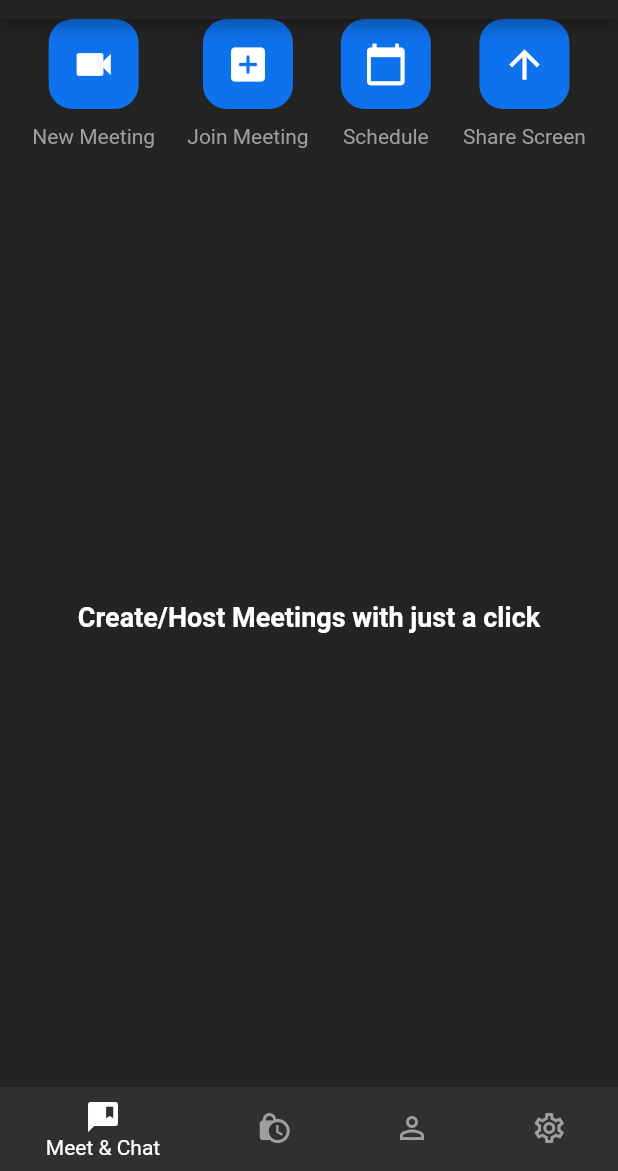
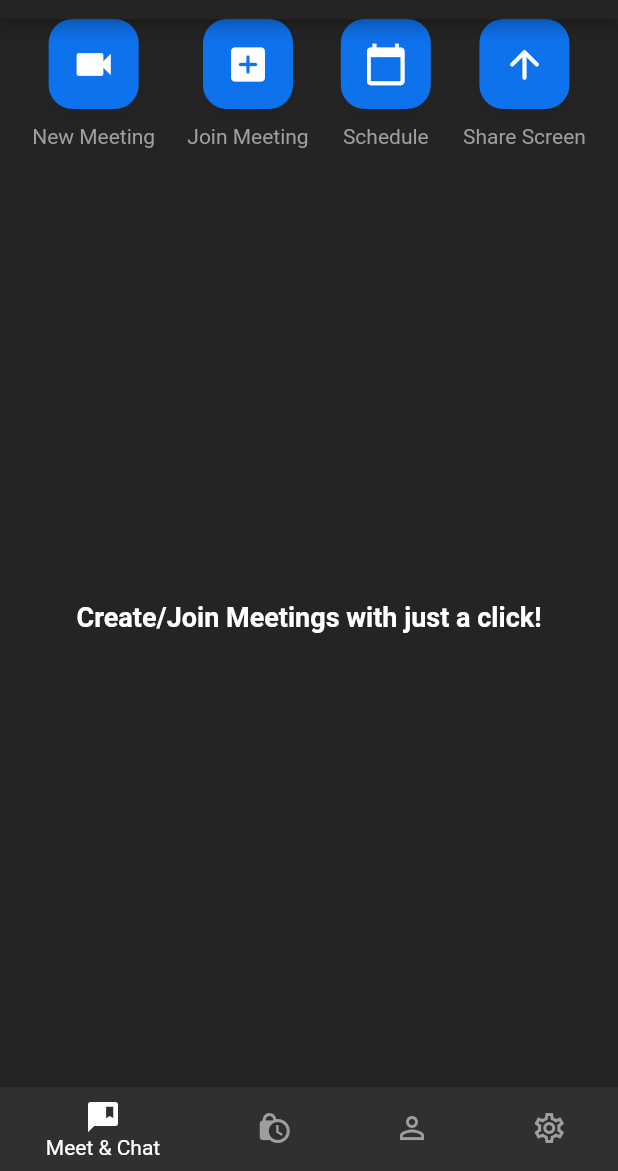
Before and after one commit to shamikaredkar/LiveBox-A-video-calling-app, a Flutter app: the screen it shows once a user with an empty profile is signed in, on a phone screen of 412 x 824 dp, the part 65-1236 px from its top. Run offline on Flutter 3.47's test engine with Material 2 defaults, Android fonts, the phone set to English and light mode, and no system bars; our stand-ins replace cloud_firestore, firebase_auth, firebase_core, google_sign_in; missing offline and left inert: jitsi_meet; accounts and stored records are empty.

Commit message:
Fixed some errors

```diff
--- a/lib/screens/meetings_screen.dart
+++ b/lib/screens/meetings_screen.dart
@@ -6,7 +6,6 @@ import '../resources/jitsi_meet_methods.dart';
 import '../widgets/home_meeting_button.dart';
 
 class MeetingScreen extends StatelessWidget {
-
   MeetingScreen({Key? key}) : super(key: key);
 
   final JitsiMeetMethods _jitsiMeetMethods = JitsiMeetMethods();
@@ -39,19 +38,28 @@ class MeetingScreen extends StatelessWidget {
               text: 'Join Meeting',
               icon: Icons.add_box_rounded,
             ),
-            HomeMeetingButton(onPressed: (){},
+            HomeMeetingButton(
+              onPressed: () {},
               text: 'Schedule',
               icon: Icons.calendar_today,
             ),
-            HomeMeetingButton(onPressed: (){},
+            HomeMeetingButton(
+              onPressed: () {},
               text: 'Share Screen',
-              icon: Icons.arrow_upward,
-            )
+              icon: Icons.arrow_upward_rounded,
+            ),
           ],
         ),
-        const Expanded(child: Center(child: Text('Create/Host Meetings with just a click', style: TextStyle(fontWeight: FontWeight.bold, fontSize: 18),
-        ),
-        ),
+        const Expanded(
+          child: Center(
+            child: Text(
+              'Create/Join Meetings with just a click!',
+              style: TextStyle(
+                fontWeight: FontWeight.bold,
+                fontSize: 18,
+              ),
+            ),
+          ),
         ),
       ],
     );
--- a/lib/screens/video_call_screen.dart
+++ b/lib/screens/video_call_screen.dart
@@ -1,16 +1,17 @@
 import 'package:flutter/material.dart';
 import 'package:jitsi_meet/jitsi_meet.dart';
-import 'package:videocalling_finalproject/resources/auth_methods.dart';
-import 'package:videocalling_finalproject/resources/jitsi_meet_methods.dart';
-import 'package:videocalling_finalproject/utils/colors.dart';
 
+
+import '../resources/auth_methods.dart';
+import '../resources/jitsi_meet_methods.dart';
+import '../utils/colors.dart';
 import '../widgets/meeting_option.dart';
 
 class VideoCallScreen extends StatefulWidget {
   const VideoCallScreen({Key? key}) : super(key: key);
 
   @override
-  _VideoCallScreenState createState() => _VideoCallScreenState();
+  State<VideoCallScreen> createState() => _VideoCallScreenState();
 }
 
 class _VideoCallScreenState extends State<VideoCallScreen> {
@@ -28,7 +29,6 @@ class _VideoCallScreenState extends State<VideoCallScreen> {
       text: _authMethods.user.displayName,
     );
     super.initState();
-
   }
 
   @override
@@ -47,13 +47,16 @@ class _VideoCallScreenState extends State<VideoCallScreen> {
       username: nameController.text,
     );
   }
+
   @override
   Widget build(BuildContext context) {
     return Scaffold(
       appBar: AppBar(
         elevation: 0,
         backgroundColor: backgroundColor,
-        title: const Text("Join a Meeting", style:  TextStyle(
+        title: const Text(
+          'Join a Meeting',
+          style: TextStyle(
             fontSize: 18,
           ),
         ),
@@ -63,7 +66,7 @@ class _VideoCallScreenState extends State<VideoCallScreen> {
         children: [
           SizedBox(
             height: 60,
-      child:TextField(
+            child: TextField(
               controller: meetingIdController,
               maxLines: 1,
               textAlign: TextAlign.center,
@@ -117,9 +120,11 @@ class _VideoCallScreenState extends State<VideoCallScreen> {
             isMute: isVideoMuted,
             onChange: onVideoMuted,
           ),
-        ]),
+        ],
+      ),
     );
   }
+
   onAudioMuted(bool val) {
     setState(() {
       isAudioMuted = val;
```
Lines whose indentation alone changed are shown as unchanged.
